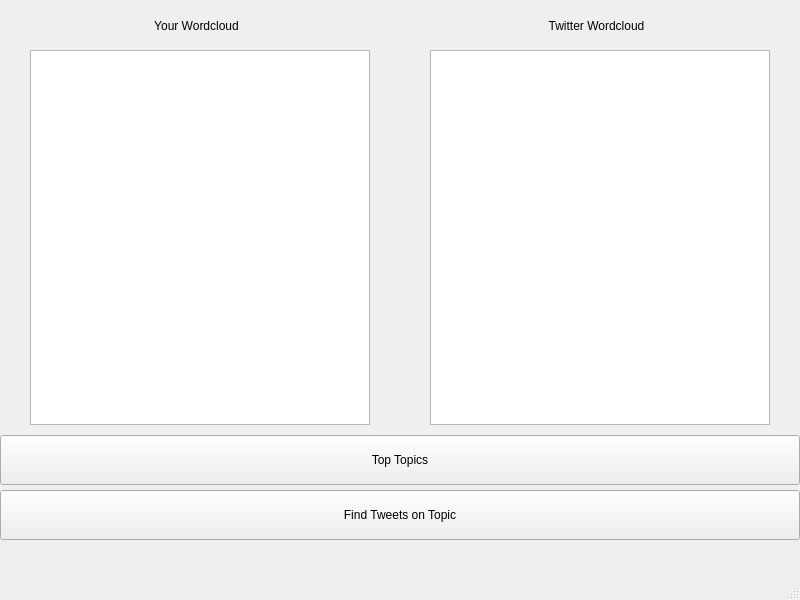
jfitz02/3yp-report, file code/pyqt-help-vj/wordcloud.ui: the form before one commit.
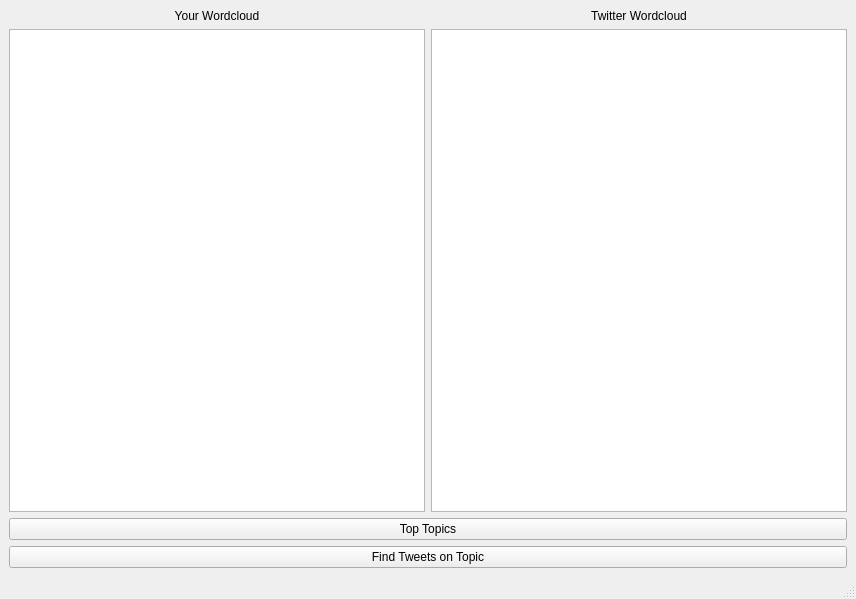
The form after the commit.

Commit message: updated UI for relative positioning

```diff
--- a/code/pyqt-help-vj/wordcloud.ui
+++ b/code/pyqt-help-vj/wordcloud.ui
@@ -6,49 +6,17 @@
    <rect>
     <x>0</x>
     <y>0</y>
-    <width>800</width>
-    <height>600</height>
+    <width>856</width>
+    <height>599</height>
    </rect>
   </property>
   <property name="windowTitle">
    <string>MainWindow</string>
   </property>
   <widget class="QWidget" name="centralwidget">
-   <widget class="QPushButton" name="pushButton">
-    <property name="geometry">
-     <rect>
-      <x>0</x>
-      <y>435</y>
-      <width>800</width>
-      <height>50</height>
-     </rect>
-    </property>
-    <property name="text">
-     <string>Top Topics</string>
-    </property>
-   </widget>
-   <widget class="QPushButton" name="pushButton_2">
-    <property name="geometry">
-     <rect>
-      <x>0</x>
-      <y>490</y>
-      <width>800</width>
-      <height>50</height>
-     </rect>
-    </property>
-    <property name="text">
-     <string>Find Tweets on Topic</string>
-    </property>
-   </widget>
+   <layout class="QGridLayout" name="gridLayout">
+    <item row="0" column="0">
    <widget class="QLabel" name="label">
-    <property name="geometry">
-     <rect>
-      <x>134</x>
-      <y>10</y>
-      <width>125</width>
-      <height>32</height>
-     </rect>
-    </property>
     <property name="text">
      <string>Your Wordcloud</string>
     </property>
@@ -62,15 +30,9 @@
      <bool>true</bool>
     </property>
    </widget>
+    </item>
+    <item row="0" column="1">
    <widget class="QLabel" name="label_2">
-    <property name="geometry">
-     <rect>
-      <x>534</x>
-      <y>10</y>
-      <width>125</width>
-      <height>32</height>
-     </rect>
-    </property>
     <property name="text">
      <string>Twitter Wordcloud</string>
     </property>
@@ -81,26 +43,28 @@
      <bool>true</bool>
     </property>
    </widget>
-   <widget class="QGraphicsView" name="graphicsView">
-    <property name="geometry">
-     <rect>
-      <x>30</x>
-      <y>50</y>
-      <width>340</width>
-      <height>375</height>
-     </rect>
-    </property>
-   </widget>
-   <widget class="QGraphicsView" name="graphicsView_2">
-    <property name="geometry">
-     <rect>
-      <x>430</x>
-      <y>50</y>
-      <width>340</width>
-      <height>375</height>
-     </rect>
-    </property>
-   </widget>
+    </item>
+    <item row="1" column="0">
+     <widget class="QGraphicsView" name="graphicsView"/>
+    </item>
+    <item row="1" column="1">
+     <widget class="QGraphicsView" name="graphicsView_2"/>
+    </item>
+    <item row="2" column="0" colspan="2">
+     <widget class="QPushButton" name="pushButton">
+      <property name="text">
+       <string>Top Topics</string>
+      </property>
+     </widget>
+    </item>
+    <item row="3" column="0" colspan="2">
+     <widget class="QPushButton" name="pushButton_2">
+      <property name="text">
+       <string>Find Tweets on Topic</string>
+      </property>
+     </widget>
+    </item>
+   </layout>
   </widget>
   <widget class="QMenuBar" name="menubar">
    <property name="geometry">
```
Left out of the diff: 2 changed lines with no effect on the pictures. Lines whose indentation alone changed are shown as unchanged. The commit also changes 3 other files.
